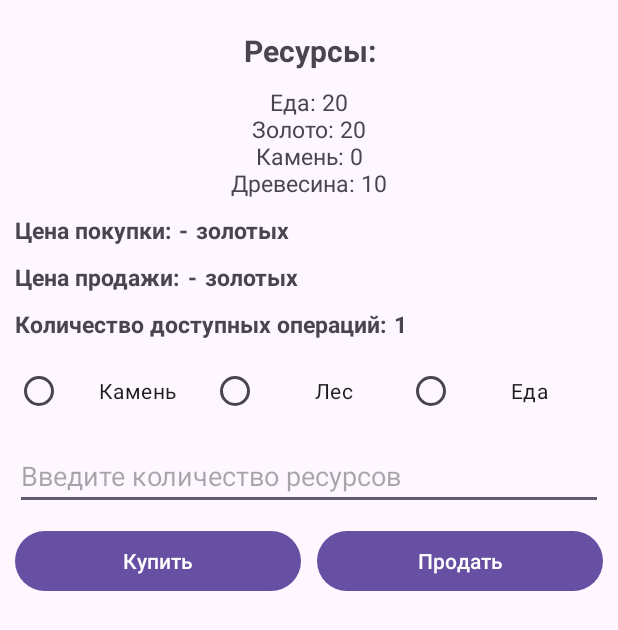
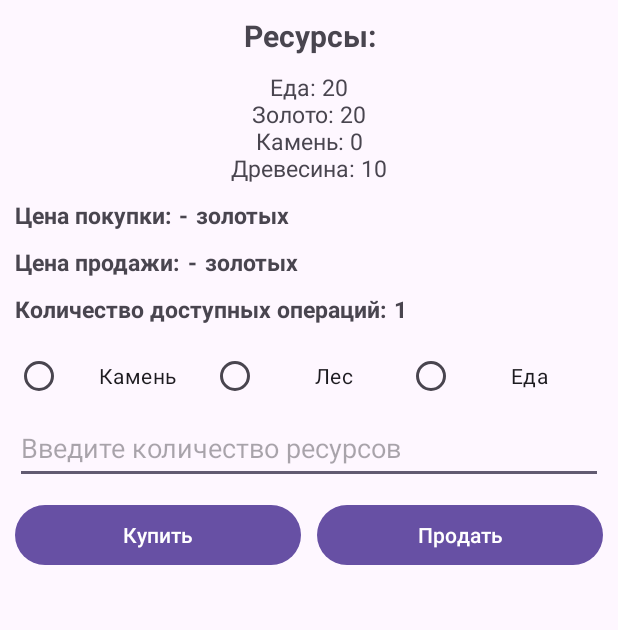
Before and after one commit to PavelRost/IBuilder, an Android app: the ExchangeResourcesActivity screen opened directly, with no data from a screen before it, on a phone screen of 412 x 824 dp. Shown: the top 630 px of the screen. Run offline under Robolectric (Android 15) with nearby library versions, the phone set to English and light mode, and no system bars.

Commit message:
refactor: activity_exchange_resources.xml

```diff
--- a/app/src/main/res/layout/activity_exchange_resources.xml
+++ b/app/src/main/res/layout/activity_exchange_resources.xml
@@ -1,48 +1,33 @@
 <?xml version="1.0" encoding="utf-8"?>
-<ScrollView xmlns:android="http://schemas.android.com/apk/res/android"
+<LinearLayout xmlns:android="http://schemas.android.com/apk/res/android"
     xmlns:app="http://schemas.android.com/apk/res-auto"
     xmlns:tools="http://schemas.android.com/tools"
     android:layout_width="match_parent"
     android:layout_height="match_parent"
-    android:scrollbars="vertical">
-
-    <LinearLayout
-        android:layout_width="match_parent"
-        android:layout_height="wrap_content"
-        android:orientation="vertical"
-        tools:context=".ExchangeResourcesActivity">
-
-        <LinearLayout
-            android:layout_width="match_parent"
-            android:layout_height="wrap_content"
-            android:layout_marginTop="20dp"
-            android:orientation="horizontal">
+    tools:context=".ExchangeResourcesActivity"
+    android:orientation="vertical">
 
     <TextView
         android:layout_width="match_parent"
-                android:layout_height="match_parent"
+        android:layout_height="wrap_content"
         android:gravity="center"
+        android:layout_marginStart="10dp"
+        android:layout_marginTop="10dp"
+        android:layout_marginEnd="10dp"
         android:text="@string/header_indicators_resources"
         android:textSize="20sp"
         android:textStyle="bold" />
-
-        </LinearLayout>
-
-        <LinearLayout
-            android:layout_width="match_parent"
-            android:layout_height="wrap_content"
-            android:layout_marginTop="10dp"
-            android:orientation="horizontal">
 
     <TextView
         android:id="@+id/textView_exchange_count_resources"
         android:layout_width="match_parent"
         android:layout_height="wrap_content"
         android:gravity="center_horizontal"
+        android:layout_marginStart="10dp"
+        android:layout_marginTop="10dp"
+        android:layout_marginEnd="10dp"
         android:text=""
         android:textSize="15sp" />
-
-        </LinearLayout>
 
     <LinearLayout
         android:id="@+id/layout_exchange_buy"
@@ -187,10 +172,10 @@
         android:layout_width="match_parent"
         android:layout_height="wrap_content"
         android:layout_marginStart="10dp"
-            android:layout_marginTop="10dp"
         android:layout_marginEnd="10dp"
         android:hint="@string/hint_edit_resourse"
-            android:inputType="number" />
+        android:inputType="number"
+        android:minHeight="48dp" />
 
     <LinearLayout
         android:id="@+id/layout_exchange_buttons_resources"
@@ -221,7 +206,4 @@
 
     </LinearLayout>
 
-
 </LinearLayout>
-
-</ScrollView>
```
Lines whose indentation alone changed are shown as unchanged.
